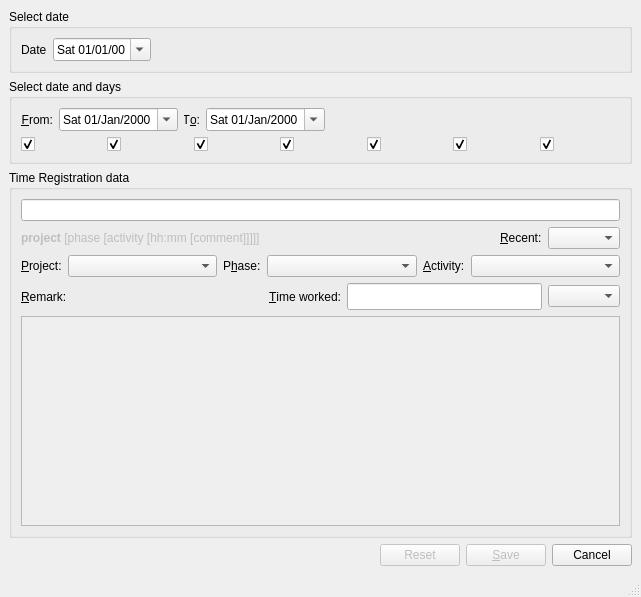
Above: src/pyuac_edit.ui from develer-staff/pyuac before the change. Below: the same form after it.
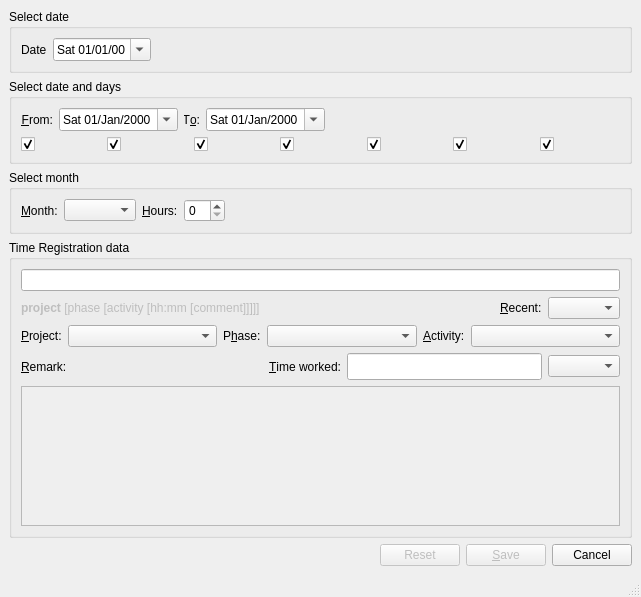
That is the form after the change. Icons and pictures are not drawn.

Commit message: Creazione nuova interfaccia per inserimento mensile (ancora non funzionante.

Diff of the .ui file:
```diff
--- a/src/pyuac_edit.ui
+++ b/src/pyuac_edit.ui
@@ -234,6 +234,54 @@
       </layout>
      </widget>
     </item>
+    <item>
+     <widget class="QGroupBox" name="monthlyGroupBox" >
+      <property name="title" >
+       <string>Select month</string>
+      </property>
+      <layout class="QHBoxLayout" name="horizontalLayout_3" >
+       <item>
+        <widget class="QLabel" name="label" >
+         <property name="text" >
+          <string>&amp;Month:</string>
+         </property>
+         <property name="buddy" >
+          <cstring>monthComboBox</cstring>
+         </property>
+        </widget>
+       </item>
+       <item>
+        <widget class="QComboBox" name="monthComboBox" />
+       </item>
+       <item>
+        <widget class="QLabel" name="label_2" >
+         <property name="text" >
+          <string>&amp;Hours:</string>
+         </property>
+         <property name="buddy" >
+          <cstring>hoursSpinBox</cstring>
+         </property>
+        </widget>
+       </item>
+       <item>
+        <widget class="QSpinBox" name="hoursSpinBox" />
+       </item>
+       <item>
+        <spacer name="horizontalSpacer_4" >
+         <property name="orientation" >
+          <enum>Qt::Horizontal</enum>
+         </property>
+         <property name="sizeHint" stdset="0" >
+          <size>
+           <width>40</width>
+           <height>20</height>
+          </size>
+         </property>
+        </spacer>
+       </item>
+      </layout>
+     </widget>
+    </item>
     <item>
      <widget class="QGroupBox" name="groupBox" >
       <property name="title" >
```
The commit also changes 2 other files.
